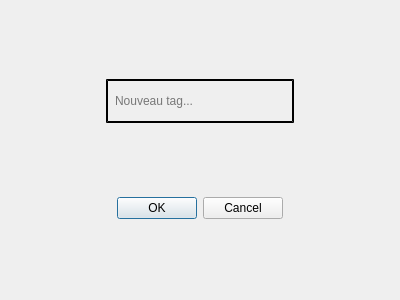
The window that ajouttagdialog.ui (SebGonzalez/BibliothequePhoto) describes before a commit, drawn with Qt 5.
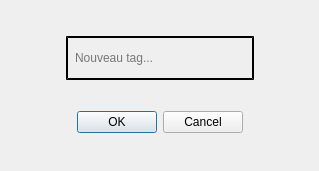
The same window after the commit.

```diff
--- a/ajouttagdialog.ui
+++ b/ajouttagdialog.ui
@@ -6,15 +6,15 @@
    <rect>
     <x>0</x>
     <y>0</y>
-    <width>400</width>
-    <height>300</height>
+    <width>319</width>
+    <height>171</height>
    </rect>
   </property>
   <property name="windowTitle">
    <string>Dialog</string>
   </property>
   <property name="styleSheet">
-   <string notr="true">QLineEdit {
+   <string notr="true">QLineEdit#tag {
 	color: black;
 	background-color:transparent;
 	border-style: outset;
@@ -41,7 +41,7 @@
       </spacer>
      </item>
      <item>
-      <widget class="QLineEdit" name="lineEdit">
+      <widget class="QLineEdit" name="tag">
        <property name="minimumSize">
         <size>
          <width>188</width>
```
